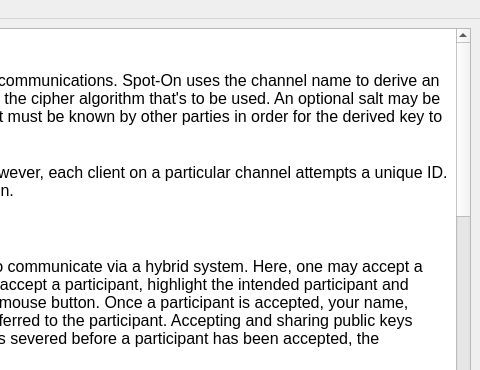
Above: UI/docviewer.ui from xloem/spot-on-svn before the change; both pictures show x 320 to 800 and y 0 to 370 of the 800 by 600 pixel window. Below: the same form after it.
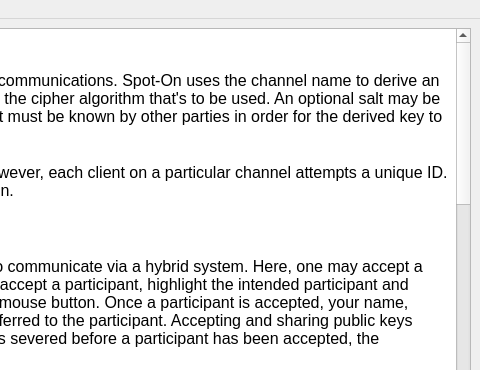
That is the form after the change. Icons and pictures are not drawn.

The edit to the form file:
```diff
--- a/UI/docviewer.ui
+++ b/UI/docviewer.ui
@@ -58,12 +58,16 @@
 &lt;p style=&quot;-qt-paragraph-type:empty; margin-top:0px; margin-bottom:0px; margin-left:0px; margin-right:0px; -qt-block-indent:0; text-indent:0px; font-family:'Lucida Grande';&quot;&gt;&lt;br /&gt;&lt;/p&gt;
 &lt;p style=&quot; margin-top:0px; margin-bottom:0px; margin-left:0px; margin-right:0px; -qt-block-indent:0; text-indent:0px;&quot;&gt;&lt;span style=&quot; font-family:'Lucida Grande';&quot;&gt;Restricting connections by country is provided on this page. A future version of Spot-On will provide more elaborate mechanisms for limiting remote connections.&lt;/span&gt;&lt;/p&gt;
 &lt;p style=&quot;-qt-paragraph-type:empty; margin-top:0px; margin-bottom:0px; margin-left:0px; margin-right:0px; -qt-block-indent:0; text-indent:0px; font-family:'Lucida Grande';&quot;&gt;&lt;br /&gt;&lt;/p&gt;
+&lt;p style=&quot; margin-top:0px; margin-bottom:0px; margin-left:0px; margin-right:0px; -qt-block-indent:0; text-indent:0px;&quot;&gt;&lt;span style=&quot; font-family:'Lucida Grande';&quot;&gt;Please note that newer versions of Qt, 5.1, may interpret portions of an IP address as octal if the provided IP address is represented as such.&lt;/span&gt;&lt;/p&gt;
+&lt;p style=&quot;-qt-paragraph-type:empty; margin-top:0px; margin-bottom:0px; margin-left:0px; margin-right:0px; -qt-block-indent:0; text-indent:0px; font-family:'Lucida Grande';&quot;&gt;&lt;br /&gt;&lt;/p&gt;
 &lt;p style=&quot; margin-top:0px; margin-bottom:0px; margin-left:0px; margin-right:0px; -qt-block-indent:0; text-indent:0px;&quot;&gt;&lt;span style=&quot; font-family:'Lucida Grande'; font-weight:600;&quot;&gt;Neighbors&lt;/span&gt;&lt;/p&gt;
 &lt;p style=&quot;-qt-paragraph-type:empty; margin-top:0px; margin-bottom:0px; margin-left:0px; margin-right:0px; -qt-block-indent:0; text-indent:0px; font-family:'Lucida Grande';&quot;&gt;&lt;br /&gt;&lt;/p&gt;
 &lt;p style=&quot; margin-top:0px; margin-bottom:0px; margin-left:0px; margin-right:0px; -qt-block-indent:0; text-indent:0px;&quot;&gt;&lt;span style=&quot; font-family:'Lucida Grande';&quot;&gt;The Neighbors page lists all Spot-On network connections that are present on a node. This page also allows users to define new connections. A context menu may be activated via the left or right mouse buttons on the Neighbors table. The menu provides several other options that are not readily available.&lt;/span&gt;&lt;/p&gt;
 &lt;p style=&quot;-qt-paragraph-type:empty; margin-top:0px; margin-bottom:0px; margin-left:0px; margin-right:0px; -qt-block-indent:0; text-indent:0px; font-family:'Lucida Grande';&quot;&gt;&lt;br /&gt;&lt;/p&gt;
 &lt;p style=&quot; margin-top:0px; margin-bottom:0px; margin-left:0px; margin-right:0px; -qt-block-indent:0; text-indent:0px;&quot;&gt;&lt;span style=&quot; font-family:'Lucida Grande';&quot;&gt;The Neighbors page also allows owners to copy their public keys to clipboard buffers. Adding other participants may also be performed on this page.&lt;/span&gt;&lt;/p&gt;
 &lt;p style=&quot;-qt-paragraph-type:empty; margin-top:0px; margin-bottom:0px; margin-left:0px; margin-right:0px; -qt-block-indent:0; text-indent:0px; font-family:'Lucida Grande';&quot;&gt;&lt;br /&gt;&lt;/p&gt;
+&lt;p style=&quot; margin-top:0px; margin-bottom:0px; margin-left:0px; margin-right:0px; -qt-block-indent:0; text-indent:0px;&quot;&gt;&lt;span style=&quot; font-family:'Lucida Grande';&quot;&gt;Please note that newer versions of Qt, 5.1, may interpret portions of an IP address as octal if the provided IP address is represented as such.&lt;/span&gt;&lt;/p&gt;
+&lt;p style=&quot;-qt-paragraph-type:empty; margin-top:0px; margin-bottom:0px; margin-left:0px; margin-right:0px; -qt-block-indent:0; text-indent:0px; font-family:'Lucida Grande';&quot;&gt;&lt;br /&gt;&lt;/p&gt;
 &lt;p style=&quot; margin-top:0px; margin-bottom:0px; margin-left:0px; margin-right:0px; -qt-block-indent:0; text-indent:0px;&quot;&gt;&lt;span style=&quot; font-family:'Lucida Grande'; font-weight:600;&quot;&gt;Search&lt;/span&gt;&lt;/p&gt;
 &lt;p style=&quot;-qt-paragraph-type:empty; margin-top:0px; margin-bottom:0px; margin-left:0px; margin-right:0px; -qt-block-indent:0; text-indent:0px; font-family:'Lucida Grande';&quot;&gt;&lt;br /&gt;&lt;/p&gt;
 &lt;p style=&quot; margin-top:0px; margin-bottom:0px; margin-left:0px; margin-right:0px; -qt-block-indent:0; text-indent:0px;&quot;&gt;&lt;span style=&quot; font-family:'Lucida Grande';&quot;&gt;Not yet implemented.&lt;/span&gt;&lt;/p&gt;
```
